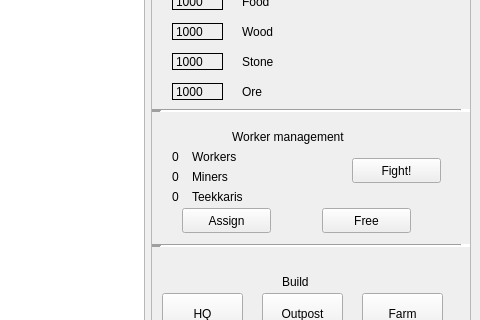
Before: the Qt Designer form Game/mapwindow.ui in villeh987/Pirkanmaa-Conquest-Game, drawn with Qt 5; both pictures show x 414 to 894 and y 184 to 504 of the 894 by 651 pixel window.
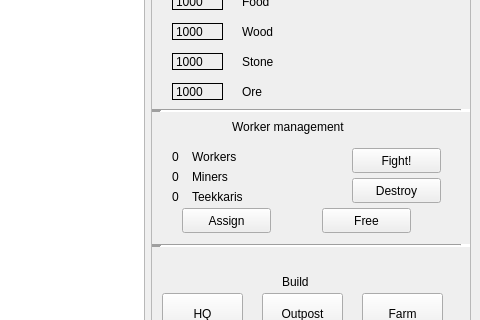
After: the same form once the commit is applied.

Commit message: Added: Teekkari can remove opponents buildings while next to it by clicking on the tile with the building. Added MAX_TEEKKARIS_PER_PLAYER to control how many Teekkaris players may have at a time

What changed in the file:
```diff
--- a/Game/mapwindow.ui
+++ b/Game/mapwindow.ui
@@ -396,7 +396,7 @@
            <property name="geometry">
             <rect>
              <x>80</x>
-             <y>10</y>
+             <y>0</y>
              <width>161</width>
              <height>17</height>
             </rect>
@@ -513,7 +513,7 @@
            <property name="geometry">
             <rect>
              <x>200</x>
-             <y>40</y>
+             <y>30</y>
              <width>89</width>
              <height>25</height>
             </rect>
@@ -522,6 +522,19 @@
             <string>Fight!</string>
            </property>
           </widget>
+          <widget class="QPushButton" name="removeBuildingButton">
+           <property name="geometry">
+            <rect>
+             <x>200</x>
+             <y>60</y>
+             <width>89</width>
+             <height>25</height>
+            </rect>
+           </property>
+           <property name="text">
+            <string>Destroy</string>
+           </property>
+          </widget>
          </widget>
         </item>
         <item>
```
The commit also changes 9 other files.
